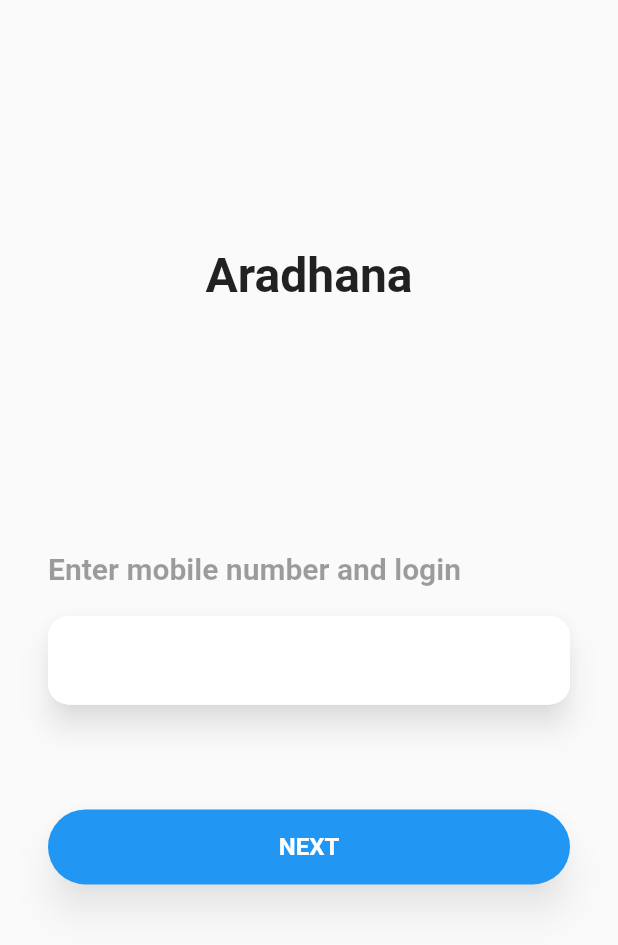
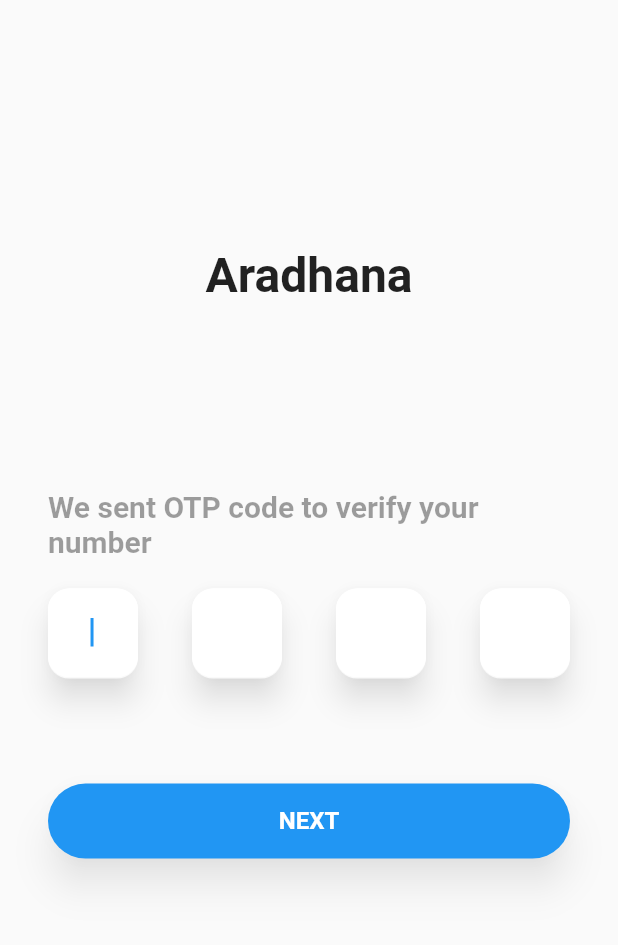
Before and after one commit to mercurystudio99/real_estate, a Flutter app: the screen it shows after launch, after a tap on "NEXT", on a phone screen of 412 x 824 dp. Shown: the top 945 px of the screen. Run offline on Flutter 3.47's test engine with Material 2 defaults, Android fonts, the phone set to English and light mode, and no system bars; our stand-ins replace bottom_navy_bar, carousel_pro, carousel_slider, flutter_easyloading, flutter_html, font_awesome_flutter and 1 more; Roboto replaces fonts that are missing (Arial).

Commit message:
add otp UI page

```diff
--- a/lib/pages/login.dart
+++ b/lib/pages/login.dart
@@ -1,4 +1,5 @@
 import 'package:flutter/material.dart';
+import 'package:real_estate/pages/otp.dart';
 
 class LoginPage extends StatefulWidget {
   const LoginPage({Key? key}) : super(key: key);
@@ -96,7 +97,13 @@ class _LoginPageState extends State<LoginPage> {
                                 5) //content padding inside button
                             ),
                         onPressed: () {
-                          if (_formKey.currentState!.validate()) {}
+                          if (_formKey.currentState!.validate()) {
+                            Navigator.push(
+                              context,
+                              MaterialPageRoute(
+                                  builder: (context) => const OTPPage()),
+                            );
+                          }
                         },
                         child: const Text(
                           'NEXT',
@@ -107,6 +114,9 @@ class _LoginPageState extends State<LoginPage> {
                         ),
                       )),
                 ),
+                const SizedBox(
+                  height: 32,
+                )
               ],
             ),
           ),
--- /dev/null
+++ b/lib/pages/otp.dart
@@ -0,0 +1,173 @@
+import 'package:flutter/material.dart';
+
+class OTPPage extends StatefulWidget {
+  const OTPPage({Key? key}) : super(key: key);
+
+  @override
+  _OTPPageState createState() => _OTPPageState();
+}
+
+class _OTPPageState extends State<OTPPage> {
+  // 4 text editing controllers that associate with the 4 input fields
+  final TextEditingController _fieldOne = TextEditingController();
+  final TextEditingController _fieldTwo = TextEditingController();
+  final TextEditingController _fieldThree = TextEditingController();
+  final TextEditingController _fieldFour = TextEditingController();
+  final FocusNode _focusOne = FocusNode();
+  final FocusNode _focusTwo = FocusNode();
+  final FocusNode _focusThree = FocusNode();
+  final FocusNode _focusFour = FocusNode();
+
+  // This is the entered code
+  // It will be displayed in a Text widget
+  String _otp = '';
+
+  void _getOTPcode() {
+    setState(() {
+      _otp =
+          _fieldOne.text + _fieldTwo.text + _fieldThree.text + _fieldFour.text;
+    });
+  }
+
+  @override
+  void initState() {
+    super.initState();
+  }
+
+  @override
+  void dispose() {
+    _focusOne.dispose();
+    _focusTwo.dispose();
+    _focusThree.dispose();
+    _focusFour.dispose();
+    super.dispose();
+  }
+
+  @override
+  Widget build(BuildContext context) {
+    return Scaffold(
+        body: ListView(
+      children: <Widget>[
+        SizedBox(height: MediaQuery.of(context).size.height * 0.2),
+        Align(
+            alignment: Alignment.center,
+            child: Text(
+              "Aradhana",
+              style: TextStyle(
+                color: Colors.black87,
+                fontSize: 32,
+                fontWeight: FontWeight.w600,
+              ),
+            )),
+        SizedBox(height: MediaQuery.of(context).size.height * 0.15),
+        Align(
+            alignment: Alignment.topLeft,
+            child: Padding(
+                padding: const EdgeInsets.symmetric(horizontal: 32),
+                child: const Text(
+                  'We sent OTP code to verify your number',
+                  softWrap: true,
+                  maxLines: 2,
+                  style: TextStyle(
+                      fontSize: 20,
+                      color: Colors.black38,
+                      fontWeight: FontWeight.bold),
+                ))),
+        Padding(
+          padding: const EdgeInsets.symmetric(vertical: 20, horizontal: 32),
+          child: Row(
+            mainAxisAlignment: MainAxisAlignment.spaceBetween,
+            children: [
+              OtpInput(_fieldOne, _focusOne, true), // auto focus
+              OtpInput(_fieldTwo, _focusTwo, false),
+              OtpInput(_fieldThree, _focusThree, false),
+              OtpInput(_fieldFour, _focusFour, false)
+            ],
+          ),
+        ),
+        const SizedBox(
+          height: 30,
+        ),
+        Padding(
+          padding: const EdgeInsets.symmetric(vertical: 20, horizontal: 32),
+          child: SizedBox(
+              height: 50, //height of button
+              width: MediaQuery.of(context).size.width, //width of button
+              child: ElevatedButton(
+                style: ElevatedButton.styleFrom(
+                    elevation: 10, //elevation of button
+                    shape: RoundedRectangleBorder(
+                        //to set border radius to button
+                        borderRadius: BorderRadius.circular(100)),
+                    shadowColor: Colors.black.withOpacity(0.4),
+                    padding:
+                        const EdgeInsets.all(5) //content padding inside button
+                    ),
+                onPressed: () {
+                  _getOTPcode();
+                },
+                child: const Text(
+                  'NEXT',
+                  style: TextStyle(
+                      color: Colors.white,
+                      fontWeight: FontWeight.bold,
+                      fontSize: 16.0),
+                ),
+              )),
+        ),
+        const SizedBox(
+          height: 32,
+        )
+      ],
+    ));
+  }
+}
+
+// Create an input widget that takes only one digit
+class OtpInput extends StatelessWidget {
+  final TextEditingController controller;
+  final FocusNode focus;
+  final bool autoFocus;
+
+  const OtpInput(this.controller, this.focus, this.autoFocus, {Key? key})
+      : super(key: key);
+
+  @override
+  Widget build(BuildContext context) {
+    return SizedBox(
+      height: 60,
+      width: 60,
+      child: Material(
+        elevation: 8,
+        shadowColor: Colors.black.withOpacity(0.5),
+        borderRadius: const BorderRadius.all(Radius.circular(14)),
+        child: TextField(
+          focusNode: focus,
+          autofocus: autoFocus,
+          textAlign: TextAlign.center,
+          keyboardType: TextInputType.number,
+          controller: controller,
+          maxLength: 1,
+          cursorColor: Theme.of(context).primaryColor,
+          decoration: const InputDecoration(
+              border: OutlineInputBorder(),
+              fillColor: Colors.white,
+              filled: true,
+              enabledBorder: OutlineInputBorder(
+                  borderRadius: BorderRadius.all(Radius.circular(14)),
+                  borderSide: BorderSide(color: Colors.white)),
+              focusedBorder: OutlineInputBorder(
+                  borderRadius: BorderRadius.all(Radius.circular(14)),
+                  borderSide: BorderSide(color: Colors.white)),
+              counterText: '',
+              hintStyle: TextStyle(color: Colors.black, fontSize: 20.0)),
+          onChanged: (value) {
+            if (value.length == 1) {
+              FocusScope.of(context).nextFocus();
+            }
+          },
+        ),
+      ),
+    );
+  }
+}
```
